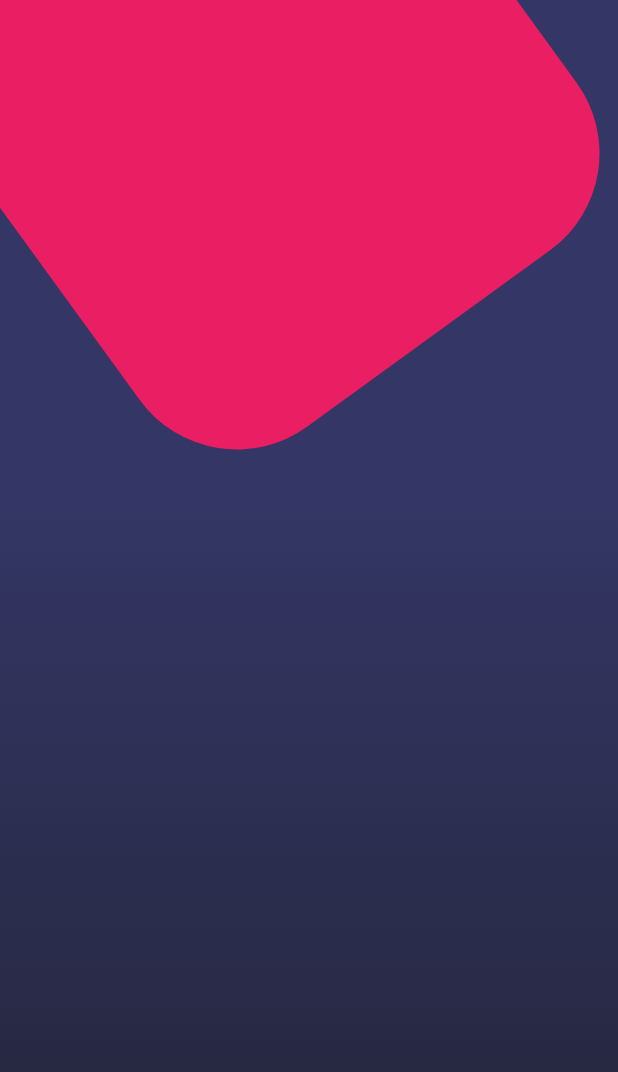
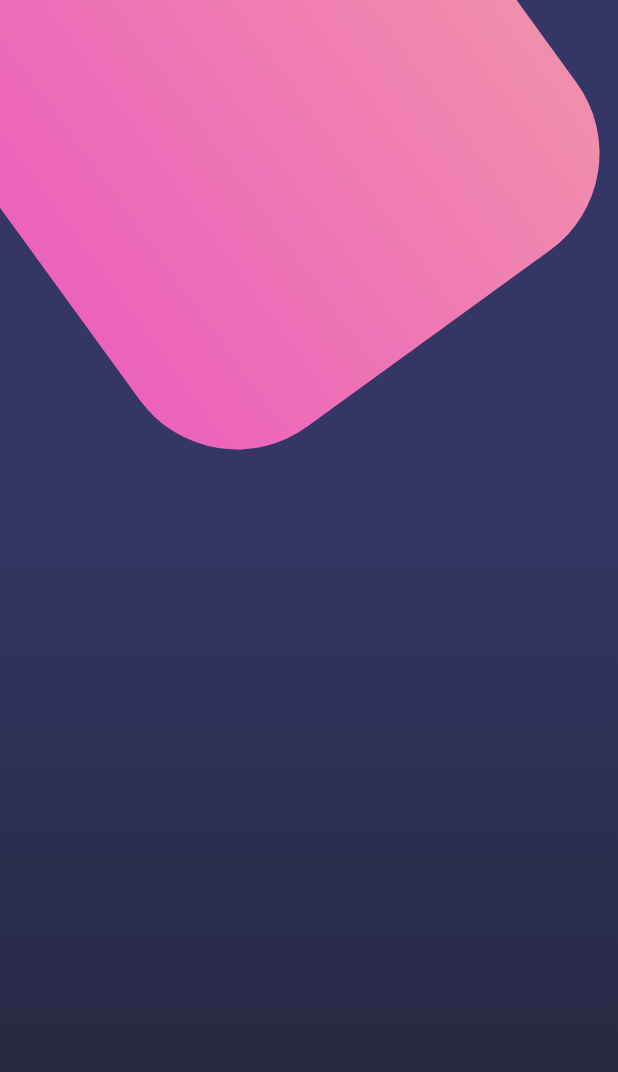
Before and after one commit to jela3105/flutter-basic-designs, a Flutter app: the screen it shows after launch, on a phone screen of 412 x 824 dp. Shown: the top 1072 px of the screen. Run offline on Flutter 3.47's test engine with Material 2 defaults, Android fonts, the phone set to English and light mode, and no system bars.

Commit message:
Correct colors in second gradient

```diff
--- a/lib/src/pages/buttons_page.dart
+++ b/lib/src/pages/buttons_page.dart
@@ -36,8 +36,11 @@ class ButtonsPage extends StatelessWidget {
         height: 360.0,
         width: 360.0,
         decoration: BoxDecoration(
-          color: Colors.pink,
           borderRadius: BorderRadius.circular(80.0),
+          gradient: LinearGradient(colors: [
+            Color.fromRGBO(236, 98, 188, 1.0),
+            Color.fromRGBO(241, 142, 172, 10.0)
+          ]),
         ),
       ),
     );
```
